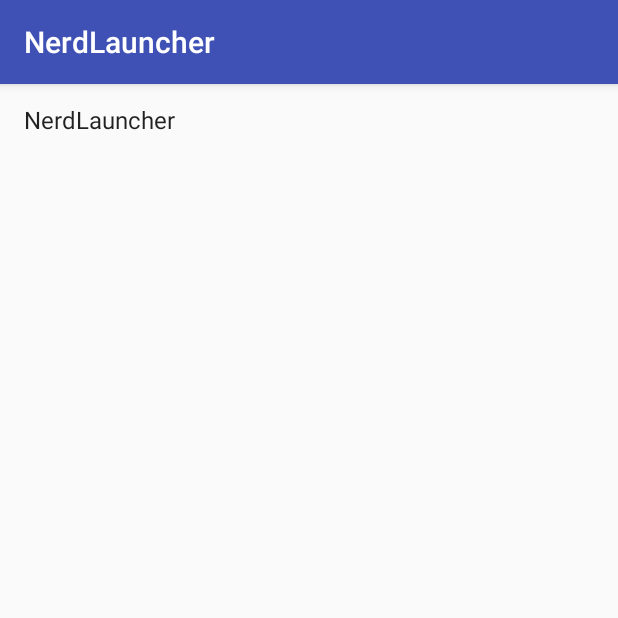
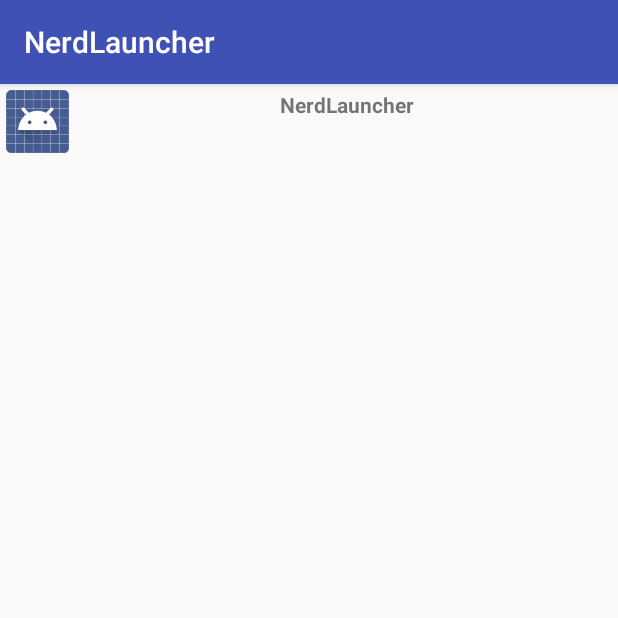
Before and after one commit to jstevens34/NerdLauncher, an Android app: the screen it shows after launch (NerdLauncherActivity), on a phone screen of 412 x 824 dp, the top half of it. Run offline under Robolectric (Android 15) with nearby library versions, the phone set to English and light mode, and no system bars.

Commit message:
Challenge: Icons

```diff
--- a/app/src/main/java/com/example/joe/nerdlauncher/NerdLauncherFragment.java
+++ b/app/src/main/java/com/example/joe/nerdlauncher/NerdLauncherFragment.java
@@ -13,6 +13,7 @@ import android.util.Log;
 import android.view.LayoutInflater;
 import android.view.View;
 import android.view.ViewGroup;
+import android.widget.ImageView;
 import android.widget.TextView;
 
 import java.util.Collections;
@@ -70,11 +71,13 @@ public class NerdLauncherFragment extends Fragment {
 
         private ResolveInfo mResolveInfo;
         private TextView mNameTextView;
+        private ImageView mIconImageView;
 
         public ActivityHolder(View itemView) {
             super(itemView);
-            mNameTextView = (TextView) itemView;
-            mNameTextView.setOnClickListener(this);
+            mNameTextView = (TextView) itemView.findViewById(R.id.icon_text);
+            mIconImageView = (ImageView) itemView.findViewById(R.id.icon_image);
+            itemView.setOnClickListener(this);
         }
 
         public void bindActivity(ResolveInfo resolveInfo){
@@ -82,6 +85,7 @@ public class NerdLauncherFragment extends Fragment {
             PackageManager pm = getActivity().getPackageManager();
             String appName = mResolveInfo.loadLabel(pm).toString();
             mNameTextView.setText(appName);
+            mIconImageView.setImageDrawable(resolveInfo.loadIcon(pm));
         }
 
         @Override
@@ -109,7 +113,7 @@ public class NerdLauncherFragment extends Fragment {
         public ActivityHolder onCreateViewHolder(ViewGroup parent, int viewType) {
             LayoutInflater layoutInflater = LayoutInflater.from(getActivity());
             View view = layoutInflater
-                    .inflate(android.R.layout.simple_list_item_1, parent, false);
+                    .inflate(R.layout.nerd_launcher_list_item, parent, false);
             return new ActivityHolder(view);
         }
 
--- /dev/null
+++ b/app/src/main/res/layout/nerd_launcher_list_item.xml
@@ -0,0 +1,21 @@
+<?xml version="1.0" encoding="utf-8"?>
+<RelativeLayout xmlns:android="http://schemas.android.com/apk/res/android"
+              android:layout_width="match_parent"
+              android:layout_height="wrap_content">
+
+    <ImageView
+        android:id="@+id/icon_image"
+        android:layout_width="50dp"
+        android:layout_height="50dp"
+        android:layout_alignParentLeft="true"
+        android:padding="4dp"/>
+    <TextView
+        android:id="@+id/icon_text"
+        android:layout_width="match_parent"
+        android:layout_height="wrap_content"
+        android:layout_toRightOf="@+id/icon_image"
+        android:gravity="center_vertical|center_horizontal"
+        android:padding="4dp"
+        android:textStyle="bold"/>
+
+</RelativeLayout>
```
